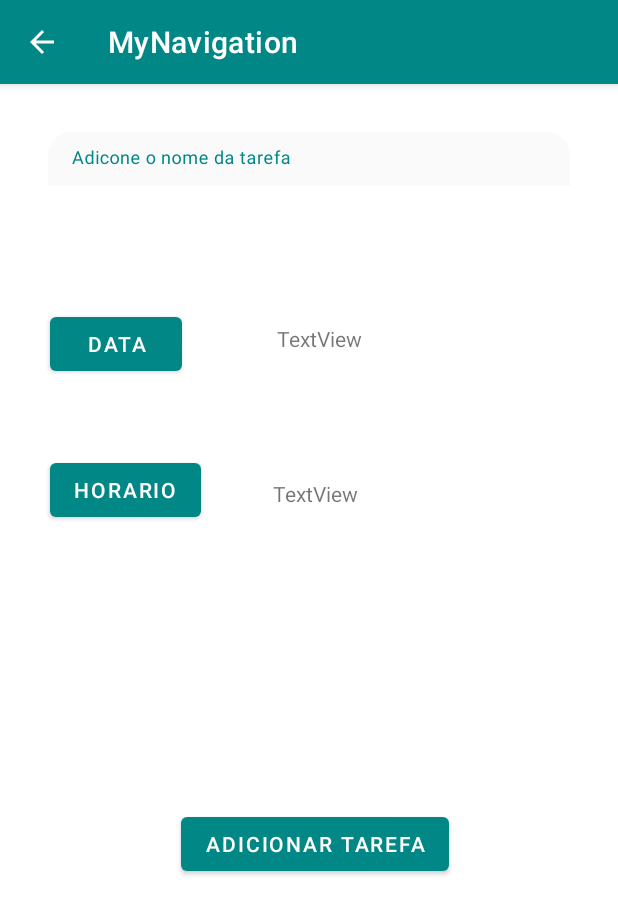
After one commit to 2024-1-NADS3/Projeto1, an Android app: the AdicionarActivity screen opened directly, with no data from a screen before it, on a phone screen of 412 x 824 dp. The commit adds this screen. Shown: the top 914 px of the screen. Run offline under Robolectric (Android 15) with nearby library versions, the light colour scheme and no system bars.

Commit message:
mudando adicionar tarefa de fragment para activity

```diff
--- /dev/null
+++ b/src/Frontend/MyNavigation/app/src/main/java/com/example/mynavigation/AdicionarActivity.java
@@ -0,0 +1,131 @@
+package com.example.mynavigation;
+
+import androidx.appcompat.app.AppCompatActivity;
+
+import android.util.Log;
+import android.view.LayoutInflater;
+import android.view.View;
+import android.view.ViewGroup;
+
+
+import java.text.SimpleDateFormat;
+import java.util.Calendar;
+import java.util.Locale;
+import android.widget.Button;
+import android.widget.DatePicker;
+import android.widget.EditText;
+import android.widget.TextView;
+import android.widget.TimePicker;
+import android.widget.Toast;
+import android.app.DatePickerDialog;
+import android.app.TimePickerDialog;
+import android.database.Cursor;
+import android.database.sqlite.SQLiteDatabase;
+import android.os.Bundle;
+
+
+public class AdicionarActivity extends AppCompatActivity {
+    private EditText nomeTarefa;
+    private Button selectDateButton, adicionarTarefa, definirHorarioButton;
+    private Calendar calendar;
+
+    //horario
+    private TextView horarioTextView, calendarioTextView;
+
+    @Override
+    protected void onCreate(Bundle savedInstanceState) {
+        super.onCreate(savedInstanceState);
+        setContentView(R.layout.activity_adicionar);
+        getSupportActionBar().setDisplayHomeAsUpEnabled(true);
+
+        nomeTarefa = findViewById(R.id.nomeTarefa);
+        selectDateButton = findViewById(R.id.selecionarData);
+        definirHorarioButton = findViewById(R.id.definirHorario);
+        adicionarTarefa = findViewById(R.id.adicionaTarefa);
+        calendarioTextView = findViewById(R.id.calendarioTextView);
+        horarioTextView = findViewById(R.id.horarioTextView);
+
+        calendar = Calendar.getInstance();
+
+        // um dialog de data limite
+        selectDateButton.setOnClickListener(v -> {
+            //captura os dados selecionados de forma separada
+            int year = calendar.get(Calendar.YEAR);
+            int month = calendar.get(Calendar.MONTH);
+            int day = calendar.get(Calendar.DAY_OF_MONTH);
+
+            DatePickerDialog datePickerDialog = new DatePickerDialog(AdicionarActivity.this,
+                    (view, year1, month1, dayOfMonth) -> {
+                        calendar.set(Calendar.YEAR, year1);
+                        calendar.set(Calendar.MONTH, month1);
+                        calendar.set(Calendar.DAY_OF_MONTH, dayOfMonth);
+
+                        SimpleDateFormat sdf = new SimpleDateFormat("dd-MM-yyyy", Locale.getDefault());
+                        String selectedDate = sdf.format(calendar.getTime());
+                        Toast.makeText(AdicionarActivity.this, "Data selecionada: " + selectedDate, Toast.LENGTH_SHORT).show();
+                        calendarioTextView.setText(selectedDate);
+                    }, year, month, day);
+            datePickerDialog.show();
+        });
+
+        // um dialog de horário
+        definirHorarioButton.setOnClickListener(v -> {
+            int hour = calendar.get(Calendar.HOUR_OF_DAY);
+            int minute = calendar.get(Calendar.MINUTE);
+
+            TimePickerDialog timePickerDialog = new TimePickerDialog(
+                    AdicionarActivity.this,
+                    (view, hourOfDay, minute1) -> {
+                        // Aqui você pode lidar com o horário definido pelo usuário
+                        calendar.set(Calendar.HOUR_OF_DAY, hourOfDay);
+                        calendar.set(Calendar.MINUTE, minute1);
+
+                        SimpleDateFormat sdf = new SimpleDateFormat("HH:mm", Locale.getDefault());
+                        String selectedTime = sdf.format(calendar.getTime());
+                        Toast.makeText(AdicionarActivity.this, "Horário selecionado: " + selectedTime, Toast.LENGTH_SHORT).show();
+                        horarioTextView.setText(selectedTime);
+                    },
+                    hour,
+                    minute,
+                    true
+            );
+
+            timePickerDialog.show();
+        });
+
+        //BOTÃO QUE IRÁ ENVIAR PARA TABELA DO SQLlITE
+        adicionarTarefa.setOnClickListener(v -> {
+            try {
+                // Abre ou cria o banco de dados
+                SQLiteDatabase bancoDados = openOrCreateDatabase("CheckList", MODE_PRIVATE, null);
+                bancoDados.execSQL("CREATE TABLE IF NOT EXISTS minhasTarefas2 (id INTEGER PRIMARY KEY AUTOINCREMENT, tarefa VARCHAR, data_hora DATETIME)");
+
+                // nome da tarefa
+                String novaTarefa = nomeTarefa.getText().toString();
+                // data e horário
+                String dataHoraTarefa = calendarioTextView.getText().toString() + " " + horarioTextView.getText().toString();
+
+                // Insere na tabela minhasTarefas
+                bancoDados.execSQL("INSERT INTO minhasTarefas (tarefa, data_hora) VALUES('" + novaTarefa + "', '" + dataHoraTarefa + "')");
+
+                // Exibindo no log com comando SELECT sql
+                Cursor cursor = bancoDados.rawQuery("SELECT * FROM minhasTarefas", null);
+                int indiceColunaID = cursor.getColumnIndex("id");
+                int indiceColunaTarefa = cursor.getColumnIndex("tarefa");
+                int indiceColunaDataHora = cursor.getColumnIndex("data_hora");
+
+                cursor.moveToFirst();
+                while (!cursor.isAfterLast()) {
+                    Log.i("Logx", "ID: " + cursor.getString(indiceColunaID) +
+                            " - Tarefa: " + cursor.getString(indiceColunaTarefa) +
+                            " - Data e Horário: " + cursor.getString(indiceColunaDataHora));
+                    cursor.moveToNext();
+                }
+
+                cursor.close();
+            } catch (Exception e) {
+                e.printStackTrace();
+            }
+        });
+    }
+}
--- /dev/null
+++ b/src/Frontend/MyNavigation/app/src/main/res/drawable/add_circle.xml
@@ -0,0 +1,5 @@
+<vector android:height="28dp" android:tint="#FFFFFF"
+    android:viewportHeight="24" android:viewportWidth="24"
+    android:width="28dp" xmlns:android="http://schemas.android.com/apk/res/android">
+    <path android:fillColor="@android:color/white" android:pathData="M13,7h-2v4L7,11v2h4v4h2v-4h4v-2h-4L13,7zM12,2C6.48,2 2,6.48 2,12s4.48,10 10,10 10,-4.48 10,-10S17.52,2 12,2zM12,20c-4.41,0 -8,-3.59 -8,-8s3.59,-8 8,-8 8,3.59 8,8 -3.59,8 -8,8z"/>
+</vector>
--- a/src/Frontend/MyNavigation/app/src/main/res/drawable/border_radius_background.xml
+++ b/src/Frontend/MyNavigation/app/src/main/res/drawable/border_radius_background.xml
@@ -3,7 +3,7 @@
     android:shape="rectangle">
     <corners android:radius="10dp"/>
     <gradient
-        android:startColor="#91A4E8"
-        android:endColor="#3958C6"
-        android:angle="45"/>
+        android:startColor="#496BE6"
+        android:endColor="#2341AA"
+        android:angle="15"/>
 </shape>
--- /dev/null
+++ b/src/Frontend/MyNavigation/app/src/main/res/drawable/fundo_textinput.xml
@@ -0,0 +1,9 @@
+<?xml version="1.0" encoding="utf-8"?>
+<shape xmlns:android="http://schemas.android.com/apk/res/android"
+    android:shape="rectangle"
+    android:tint="#FAFAFA">
+    <corners android:radius="14dp"/>
+    <stroke
+        android:width="4dp"
+        android:color="#4F5973" />
+</shape>
--- a/src/Frontend/MyNavigation/app/src/main/res/drawable/gradient_verde.xml
+++ b/src/Frontend/MyNavigation/app/src/main/res/drawable/gradient_verde.xml
@@ -4,8 +4,8 @@
     <corners android:radius="10dp"/>
 
     <gradient
-        android:startColor="#5AB38D"
-        android:endColor="#84B66E"
-        android:angle="45"/>
+        android:startColor="#3DCD66"
+        android:endColor="#63DA65"
+        android:angle="30"/>
 
 </shape>
--- /dev/null
+++ b/src/Frontend/MyNavigation/app/src/main/res/layout/activity_adicionar.xml
@@ -0,0 +1,96 @@
+<?xml version="1.0" encoding="utf-8"?>
+<androidx.constraintlayout.widget.ConstraintLayout xmlns:android="http://schemas.android.com/apk/res/android"
+    xmlns:app="http://schemas.android.com/apk/res-auto"
+    xmlns:tools="http://schemas.android.com/tools"
+    android:layout_width="match_parent"
+    android:layout_height="match_parent"
+    tools:context=".AdicionarActivity">
+
+
+    <Button
+        android:id="@+id/selecionarData"
+        android:layout_width="wrap_content"
+        android:layout_height="wrap_content"
+        android:layout_marginStart="33dp"
+        android:layout_marginTop="49dp"
+        android:text="Data"
+        app:layout_constraintStart_toStartOf="parent"
+        app:layout_constraintTop_toBottomOf="@+id/linearLayout" />
+
+    <Button
+        android:id="@+id/definirHorario"
+        android:layout_width="wrap_content"
+        android:layout_height="wrap_content"
+        android:layout_marginStart="33dp"
+        android:layout_marginTop="49dp"
+        android:text="Horario"
+        app:layout_constraintStart_toStartOf="parent"
+        app:layout_constraintTop_toBottomOf="@+id/selecionarData" />
+
+    <Button
+        android:id="@+id/adicionaTarefa"
+        android:layout_width="wrap_content"
+        android:layout_height="wrap_content"
+        android:layout_marginBottom="50dp"
+        android:text="Adicionar Tarefa"
+        app:layout_constraintBottom_toBottomOf="parent"
+        app:layout_constraintEnd_toEndOf="parent"
+        app:layout_constraintHorizontal_bias="0.517"
+        app:layout_constraintStart_toStartOf="parent"
+        app:layout_constraintTop_toBottomOf="@+id/definirHorario" />
+
+    <TextView
+        android:id="@+id/horarioTextView"
+        android:layout_width="wrap_content"
+        android:layout_height="wrap_content"
+        android:layout_marginStart="48dp"
+        android:layout_marginTop="84dp"
+        android:text="TextView"
+        app:layout_constraintStart_toEndOf="@+id/definirHorario"
+        app:layout_constraintTop_toBottomOf="@+id/calendarioTextView" />
+
+    <TextView
+        android:id="@+id/calendarioTextView"
+        android:layout_width="wrap_content"
+        android:layout_height="wrap_content"
+        android:layout_marginStart="40dp"
+        android:layout_marginTop="60dp"
+        android:layout_marginEnd="148dp"
+        android:text="TextView"
+        app:layout_constraintEnd_toEndOf="parent"
+        app:layout_constraintStart_toEndOf="@+id/selecionarData"
+        app:layout_constraintTop_toBottomOf="@+id/linearLayout" />
+
+    <LinearLayout
+        android:id="@+id/linearLayout"
+        android:layout_width="0dp"
+        android:layout_height="100dp"
+        android:orientation="vertical"
+        android:padding="32dp"
+        app:layout_constraintEnd_toEndOf="parent"
+        app:layout_constraintHorizontal_bias="0.0"
+        app:layout_constraintStart_toStartOf="parent"
+        app:layout_constraintTop_toTopOf="parent">
+
+        <com.google.android.material.textfield.TextInputLayout
+            android:id="@+id/textInputLayout"
+            android:layout_width="match_parent"
+            android:layout_height="wrap_content"
+            android:textColorHint="#3F3F40"
+            android:textSize="20sp"
+            android:textStyle="bold">
+
+            <com.google.android.material.textfield.TextInputEditText
+                android:id="@+id/nomeTarefa"
+                android:layout_width="match_parent"
+                android:layout_height="50dp"
+                android:background="@drawable/fundo_textinput"
+                android:hint="Adicone o nome da tarefa"
+                android:padding="12dp"
+                android:textSize="18sp" />
+        </com.google.android.material.textfield.TextInputLayout>
+
+    </LinearLayout>
+
+
+</androidx.constraintlayout.widget.ConstraintLayout>
--- a/src/Frontend/MyNavigation/app/src/main/res/layout/fragment_adicionar.xml
+++ b/src/Frontend/MyNavigation/app/src/main/res/layout/fragment_adicionar.xml
@@ -7,17 +7,17 @@
     android:layout_height="match_parent"
     tools:context=".ui.adicionar.AdicionarFragment">
 
-    <!-- TODO: Update blank fragment layout -->
 
     <com.google.android.material.textfield.TextInputLayout
         android:id="@+id/textInputLayout"
         android:layout_width="409dp"
         android:layout_height="wrap_content"
         android:layout_marginStart="35dp"
+        android:layout_marginTop="55dp"
         android:layout_marginEnd="35dp"
         app:layout_constraintEnd_toEndOf="parent"
         app:layout_constraintStart_toStartOf="parent"
-        tools:layout_editor_absoluteY="145dp">
+        app:layout_constraintTop_toTopOf="parent">
 
         <com.google.android.material.textfield.TextInputEditText
             android:id="@+id/nomeTarefa"
```
Also changed, not shown: src/Frontend/MyNavigation/app/src/main/AndroidManifest.xml (+9 -7 lines), src/Frontend/MyNavigation/app/src/main/java/com/example/mynavigation/MainActivity.java (+7 -3 lines), src/Frontend/MyNavigation/app/src/main/res/layout/fragment_home.xml (+13 -51 lines).
